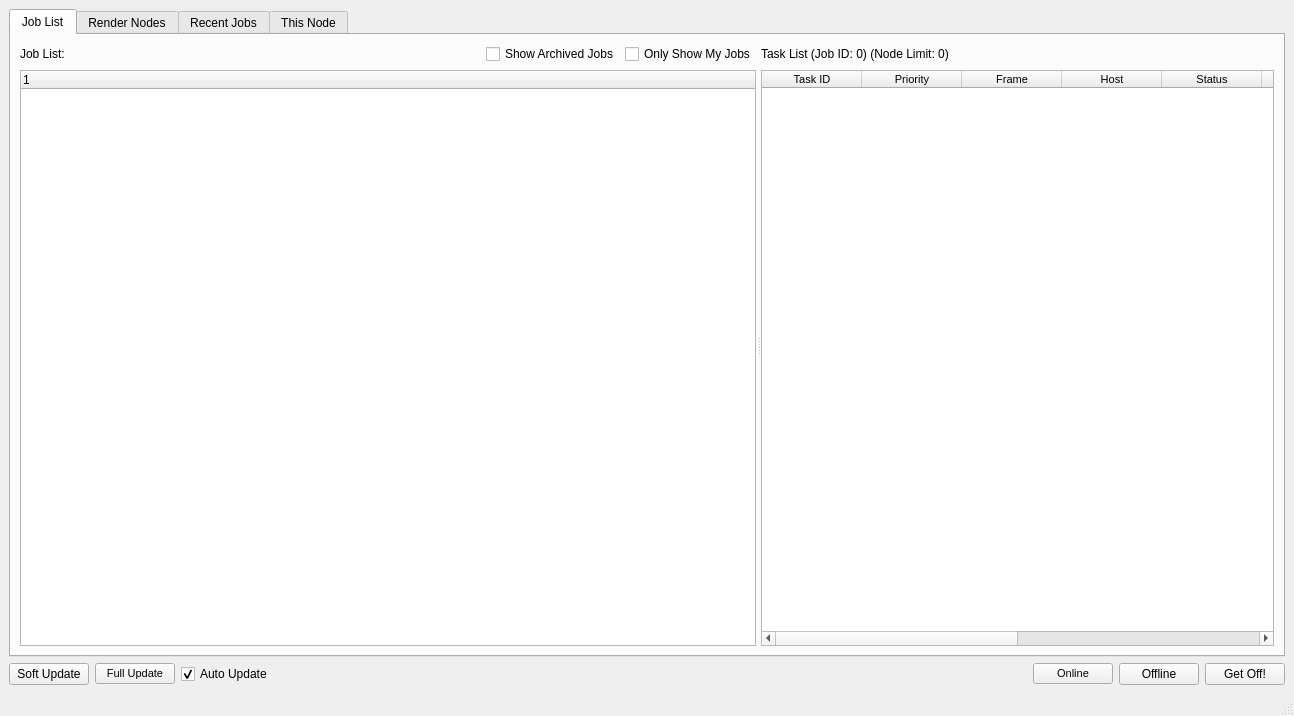
The window that Documentation/ui/UI_FarmView.ui (david2777/DPS_Hydra) describes before a commit, drawn with Qt 5.
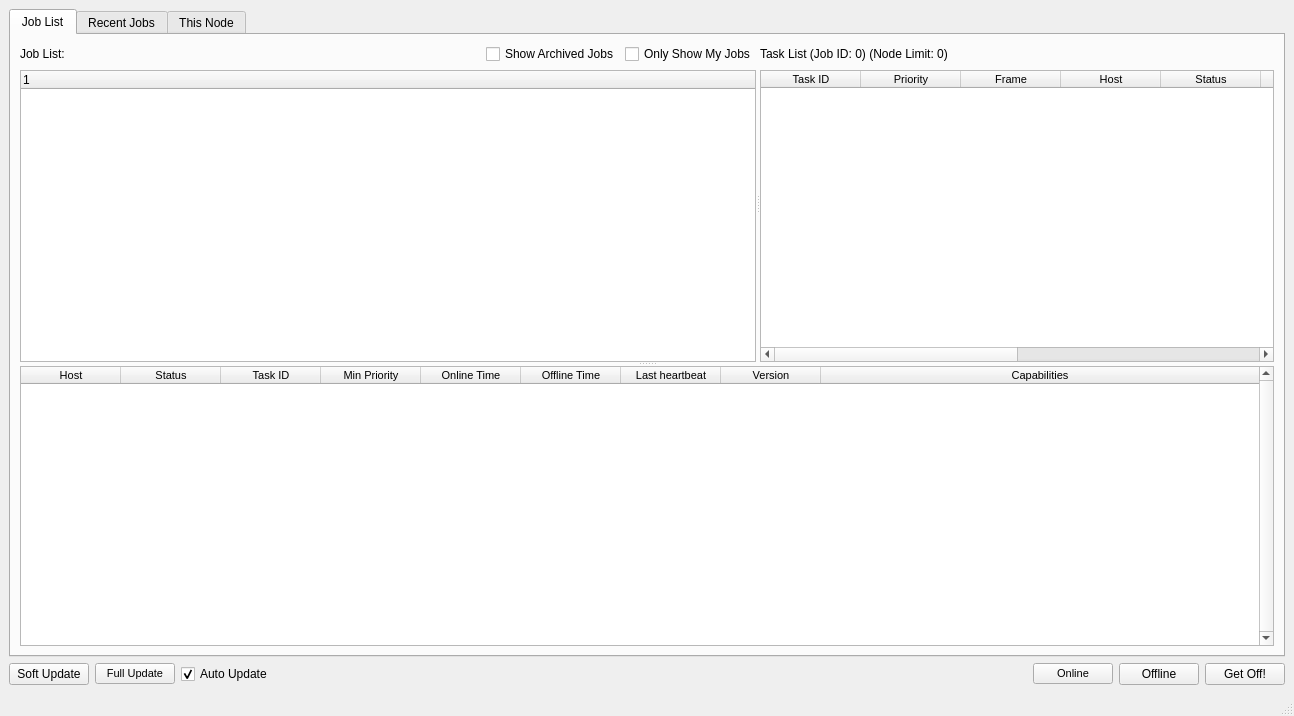
The same window after the commit.

Commit message: Move RenderNodeTable to the main tab

The edit to the form file:
```diff
--- a/Documentation/ui/UI_FarmView.ui
+++ b/Documentation/ui/UI_FarmView.ui
@@ -110,34 +110,17 @@
        </attribute>
        <layout class="QGridLayout" name="gridLayout_11">
         <item row="0" column="0">
+         <widget class="QSplitter" name="splitter_nodelist">
+          <property name="orientation">
+           <enum>Qt::Vertical</enum>
+          </property>
          <widget class="QSplitter" name="splitter_jobList">
-          <property name="enabled">
-           <bool>true</bool>
-          </property>
-          <property name="sizePolicy">
-           <sizepolicy hsizetype="Expanding" vsizetype="Preferred">
-            <horstretch>0</horstretch>
-            <verstretch>0</verstretch>
-           </sizepolicy>
-          </property>
-          <property name="baseSize">
-           <size>
-            <width>0</width>
-            <height>0</height>
-           </size>
+           <property name="frameShape">
+            <enum>QFrame::NoFrame</enum>
           </property>
           <property name="orientation">
            <enum>Qt::Horizontal</enum>
           </property>
-          <property name="opaqueResize">
-           <bool>true</bool>
-          </property>
-          <property name="handleWidth">
-           <number>5</number>
-          </property>
-          <property name="childrenCollapsible">
-           <bool>true</bool>
-          </property>
           <widget class="QWidget" name="layoutWidget_2">
            <layout class="QGridLayout" name="gridLayout_jobListJobs">
             <property name="horizontalSpacing">
@@ -335,15 +318,6 @@
            </layout>
           </widget>
          </widget>
-        </item>
-       </layout>
-      </widget>
-      <widget class="QWidget" name="renderNodesTab">
-       <attribute name="title">
-        <string>Render Nodes</string>
-       </attribute>
-       <layout class="QGridLayout" name="gridLayout_6">
-        <item row="0" column="0">
          <widget class="QTableWidget" name="renderNodeTable">
           <property name="font">
            <font>
@@ -374,6 +348,9 @@
           <property name="cornerButtonEnabled">
            <bool>false</bool>
           </property>
+           <attribute name="horizontalHeaderMinimumSectionSize">
+            <number>26</number>
+           </attribute>
           <attribute name="horizontalHeaderStretchLastSection">
            <bool>true</bool>
           </attribute>
@@ -428,6 +405,7 @@
             <string>Capabilities</string>
            </property>
           </column>
+          </widget>
          </widget>
         </item>
        </layout>
```
Left out of the diff: 5 changed lines with no effect on the pictures. Lines whose indentation alone changed are shown as unchanged. The commit also changes 3 other files.
